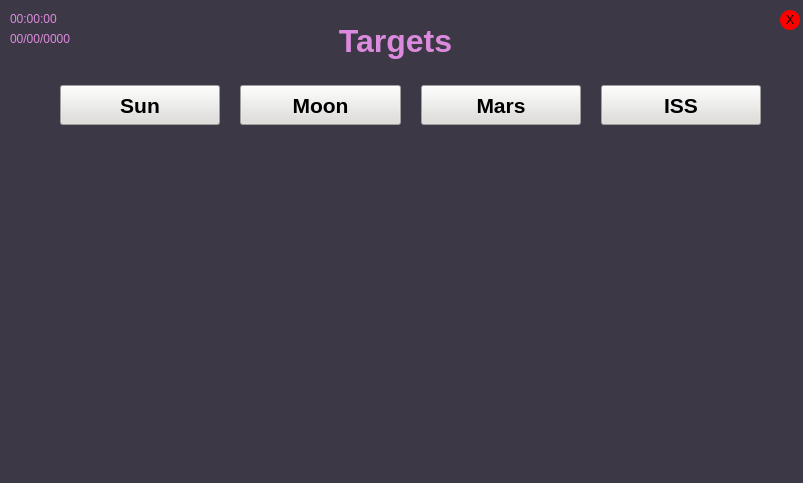
First picture: the form in qt_gui/Pointee/pointee.ui, repository LHypersonicMonkeyJ/piPointingTurret, before the edit.
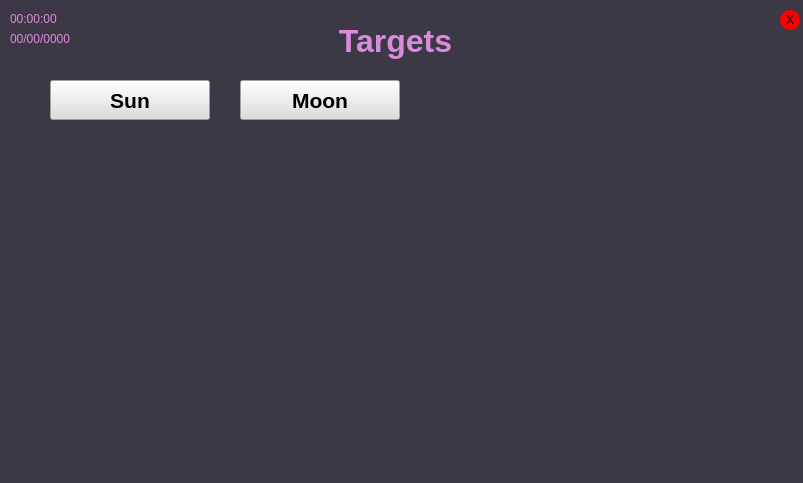
Second picture: the form after the edit.

Commit message: ui: test target button 01

```diff
--- a/qt_gui/Pointee/pointee.ui
+++ b/qt_gui/Pointee/pointee.ui
@@ -97,24 +97,18 @@
     <string>X</string>
    </property>
   </widget>
-  <widget class="QWidget" name="layoutWidget">
-   <property name="geometry">
-    <rect>
-     <x>60</x>
-     <y>70</y>
-     <width>701</width>
-     <height>71</height>
-    </rect>
-   </property>
-   <layout class="QHBoxLayout" name="horizontalLayout" stretch="0,0,0,0">
-    <property name="spacing">
-     <number>20</number>
-    </property>
-    <item>
      <widget class="QPushButton" name="target_Sun">
       <property name="enabled">
        <bool>true</bool>
       </property>
+   <property name="geometry">
+    <rect>
+     <x>50</x>
+     <y>80</y>
+     <width>160</width>
+     <height>40</height>
+    </rect>
+   </property>
       <property name="sizePolicy">
        <sizepolicy hsizetype="Minimum" vsizetype="Fixed">
         <horstretch>0</horstretch>
@@ -153,9 +147,15 @@
        </size>
       </property>
      </widget>
-    </item>
-    <item>
      <widget class="QPushButton" name="target_Moon">
+   <property name="geometry">
+    <rect>
+     <x>240</x>
+     <y>80</y>
+     <width>160</width>
+     <height>40</height>
+    </rect>
+   </property>
       <property name="minimumSize">
        <size>
         <width>0</width>
@@ -181,55 +181,6 @@
         <height>4</height>
        </size>
       </property>
-     </widget>
-    </item>
-    <item>
-     <widget class="QPushButton" name="target_Mars">
-      <property name="minimumSize">
-       <size>
-        <width>0</width>
-        <height>40</height>
-       </size>
-      </property>
-      <property name="font">
-       <font>
-        <pointsize>16</pointsize>
-        <weight>75</weight>
-        <bold>true</bold>
-       </font>
-      </property>
-      <property name="styleSheet">
-       <string notr="true">background-color: rgb(222, 221, 218);</string>
-      </property>
-      <property name="text">
-       <string>Mars</string>
-      </property>
-     </widget>
-    </item>
-    <item>
-     <widget class="QPushButton" name="target_ISS">
-      <property name="minimumSize">
-       <size>
-        <width>0</width>
-        <height>40</height>
-       </size>
-      </property>
-      <property name="font">
-       <font>
-        <pointsize>16</pointsize>
-        <weight>75</weight>
-        <bold>true</bold>
-       </font>
-      </property>
-      <property name="styleSheet">
-       <string notr="true">background-color: rgb(222, 221, 218);</string>
-      </property>
-      <property name="text">
-       <string>ISS</string>
-      </property>
-     </widget>
-    </item>
-   </layout>
   </widget>
  </widget>
  <resources/>
```
Lines whose indentation alone changed are shown as unchanged.
